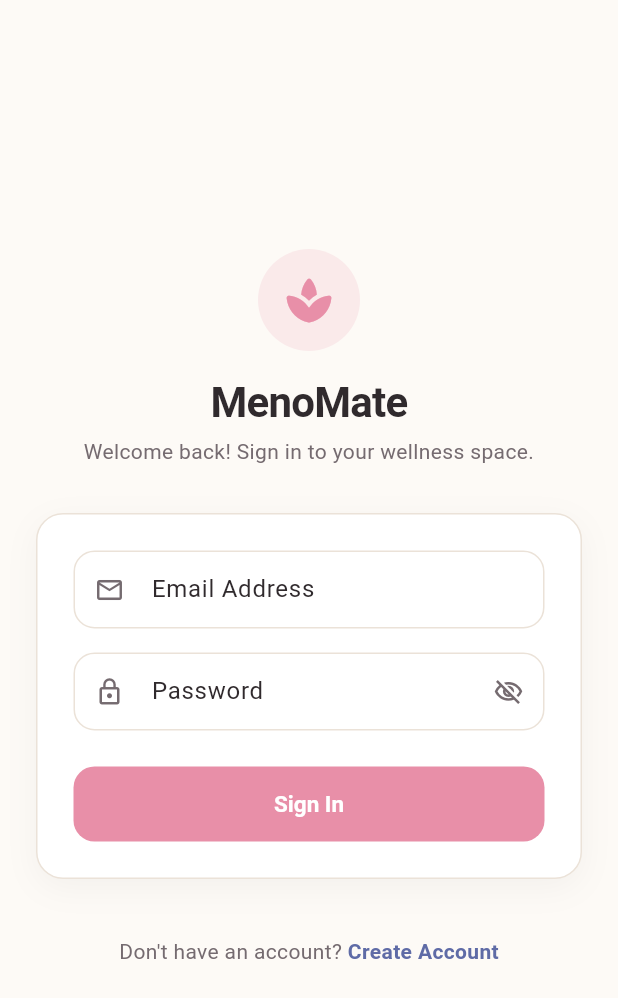
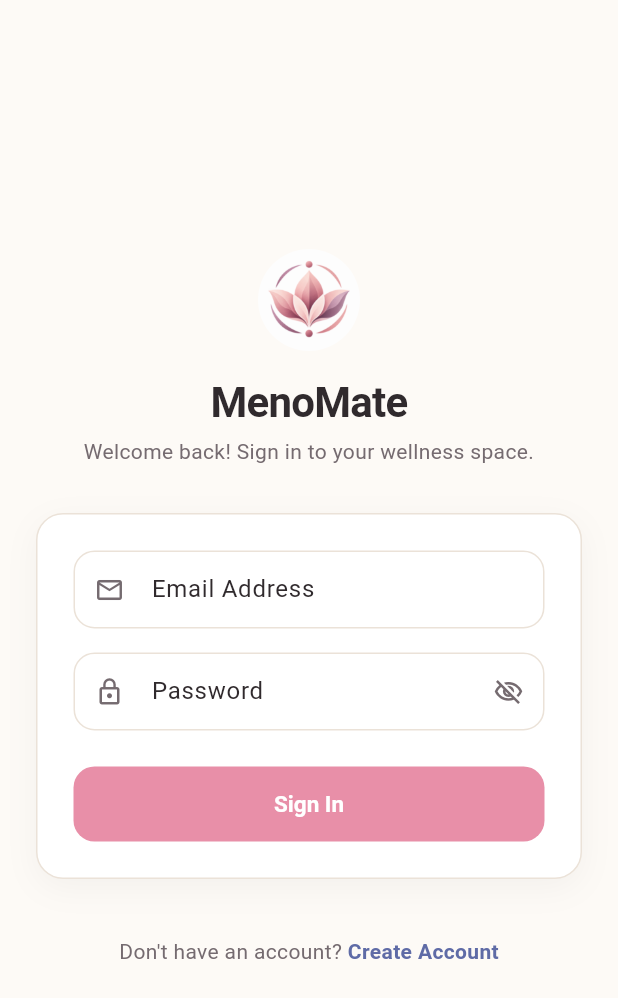
Before and after one commit to MenoMate/menomate-mobile, a Flutter app: the screen it shows after launch, on a phone screen of 412 x 824 dp. Shown: the top 998 px of the screen. Run offline on Flutter 3.47's test engine with Material 3 defaults, Android fonts, the phone set to English and light mode, and no system bars; our stand-ins replace connectivity_plus, dio, drift, flutter_blue_plus, flutter_riverpod, go_router and 3 more; accounts and stored records are empty; generated files the repository leaves out were written again.

```diff
--- a/lib/screens/auth_screen.dart
+++ b/lib/screens/auth_screen.dart
@@ -4,6 +4,7 @@ import 'package:supabase_flutter/supabase_flutter.dart';
 
 import '../core/theme.dart';
 import '../providers/auth_provider.dart';
+import '../widgets/menomate_logo.dart';
 
 class AuthScreen extends ConsumerStatefulWidget {
   const AuthScreen({super.key});
@@ -109,20 +110,8 @@ class _AuthScreenState extends ConsumerState<AuthScreen> {
                 crossAxisAlignment: CrossAxisAlignment.stretch,
                 children: [
                   // --- App Branding Header ---
-                  Center(
-                    child: Container(
-                      width: 68,
-                      height: 68,
-                      decoration: BoxDecoration(
-                        color: colorScheme.primary.withValues(alpha: 0.15),
-                        shape: BoxShape.circle,
-                      ),
-                      child: Icon(
-                        Icons.spa_rounded,
-                        size: 36,
-                        color: colorScheme.primary,
-                      ),
-                    ),
+                  const Center(
+                    child: MenoMateLogo(size: 68),
                   ),
                   const SizedBox(height: 16),
                   Text(
--- /dev/null
+++ b/lib/widgets/menomate_logo.dart
@@ -0,0 +1,33 @@
+import 'package:flutter/material.dart';
+
+/// Theme-aware MenoMate brand mark. Selects the supplied logo asset from
+/// the active [ThemeData] (light asset on light, dark asset on dark) so
+/// callers never duplicate theme-selection logic.
+///
+/// Both brand marks are circular: the square artwork is clipped to the
+/// inscribed oval, which only trims the plain background margins around
+/// the centered lotus — the artwork itself is untouched.
+class MenoMateLogo extends StatelessWidget {
+  static const String lightAsset = 'assets/images/menomate_logo_light.png';
+  static const String darkAsset = 'assets/images/menomate_logo_dark.png';
+
+  /// Square edge length in logical pixels (matches the replaced mark).
+  final double size;
+
+  const MenoMateLogo({super.key, required this.size});
+
+  @override
+  Widget build(BuildContext context) {
+    final isDark = Theme.of(context).brightness == Brightness.dark;
+    return SizedBox.square(
+      dimension: size,
+      child: ClipOval(
+        child: Image.asset(
+          isDark ? darkAsset : lightAsset,
+          fit: BoxFit.cover,
+          semanticLabel: 'MenoMate logo',
+        ),
+      ),
+    );
+  }
+}
--- a/pubspec.yaml
+++ b/pubspec.yaml
@@ -65,6 +65,10 @@ dev_dependencies:
 # The following section is specific to Flutter packages.
 flutter:
 
+  # To add assets to your application, add an assets section, like this:
+  assets:
+    - assets/images/
+
   # The following line ensures that the Material Icons font is
   # included with your application, so that you can use the icons in
   # the material Icons class.
```
Also changed, not shown: lib/screens/tabs/assistant_tab.dart (+2 -8 lines), assets/images/menomate_logo_dark.png (added), assets/images/menomate_logo_light.png (added), 6 other files.
